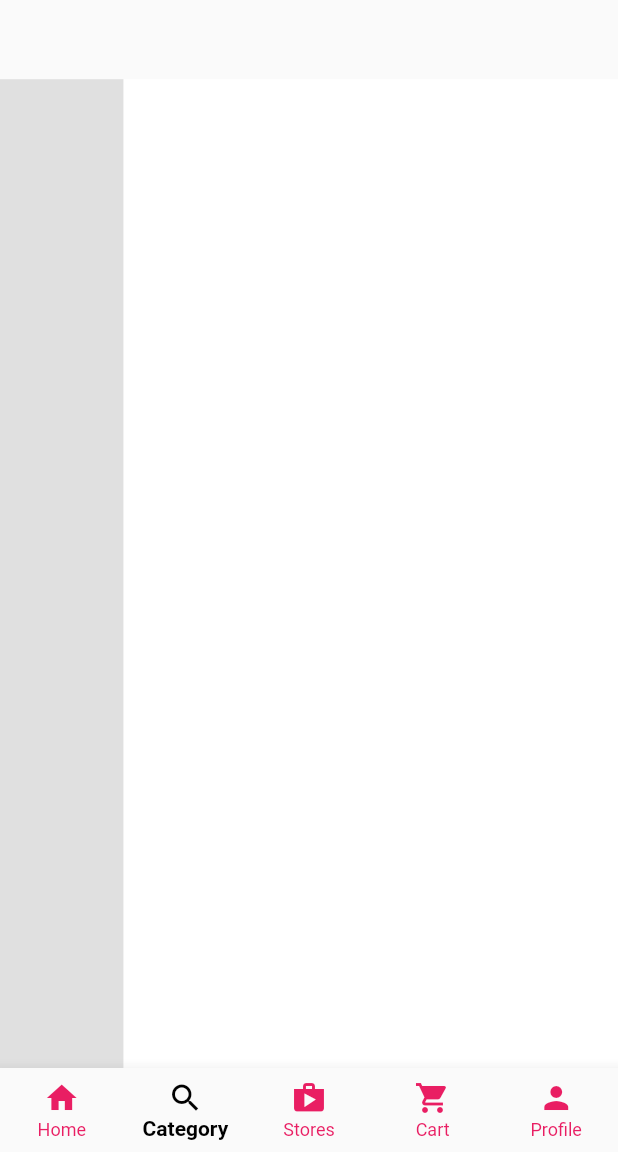
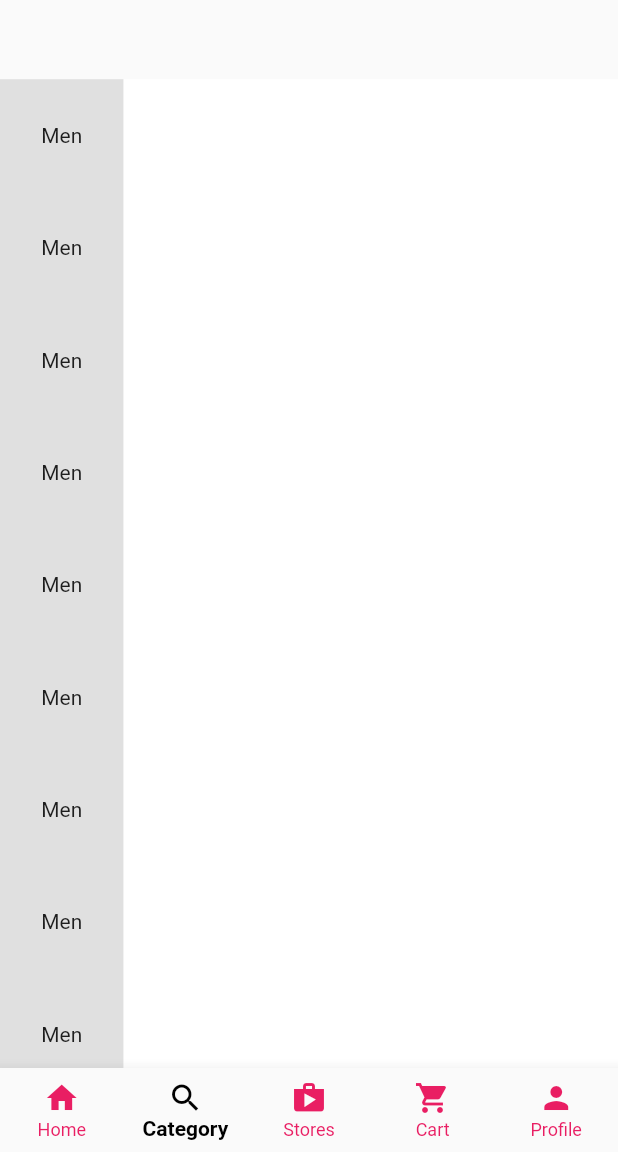
Before and after one commit to AvinandanBose/multistoreapp, a Flutter app: the screen it shows after launch, item 2 of the bottom bar chosen, on a phone screen of 412 x 824 dp, the part 84-1236 px from its top. Run offline on Flutter 3.47's test engine with Material 2 defaults, Android fonts, the phone set to English and light mode, and no system bars.

Commit message:
First Update

```diff
--- a/lib/main_screen/category.dart
+++ b/lib/main_screen/category.dart
@@ -9,27 +9,36 @@ class CategoryScreen extends StatefulWidget {
 }
 
 class _CategoryScreenState extends State<CategoryScreen> {
-
-  Widget sideNavigator(Size size){
+  Widget sideNavigator(Size size) {
     return Container(
-      height: size.height*0.8,
+      height: size.height * 0.8,
       //It means the container's height is 80% of total height of the screen
-      width: size.width*0.2,
+      width: size.width * 0.2,
       //It means the container's width is 20% of total width of the screen
       color: Colors.grey.shade300,
+      child: ListView.builder(
+          itemCount: 12,
+          itemBuilder: (context, index) {
+            return SizedBox(
+              height: size.height / 11, //i.e. 100 px
+              child: const Center(
+                child: Text('Men'),
+              ),
+            );
+          }),
     );
-
   }
 
-  Widget categView(Size size){
+  Widget categView(Size size) {
     return Container(
-      height: size.height*0.8,
+      height: size.height * 0.8,
       //It means the container's height is 80% of total height of the screen
-      width: size.width*0.8,
+      width: size.width * 0.8,
       //It means the container's width is 80% of total width of the screen
       color: Colors.white,
     );
   }
+
   @override
   Widget build(BuildContext context) {
     var sizeNew = MediaQuery.of(context).size;
```
